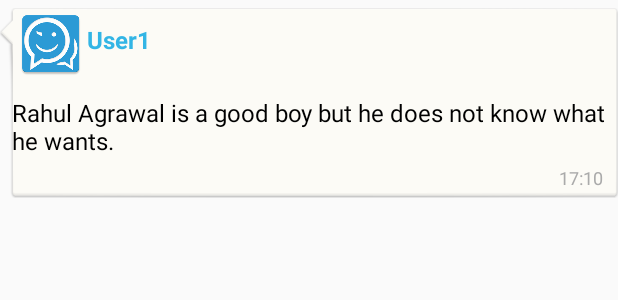
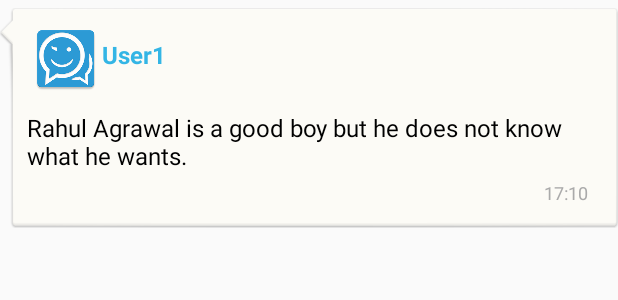
Before and after one commit to ahishek/HChat, an Android app: the layout chat_head_right.xml on its own in the app's theme, with its tools: preview values and no code run, on a phone screen of 412 x 824 dp. Shown: the top 300 px of the screen. Run offline under Robolectric (Android 15) with nearby library versions, the phone set to English and light mode, and no system bars.

Commit message:
UI chages

```diff
--- a/app/src/main/res/layout/chat_head_left.xml
+++ b/app/src/main/res/layout/chat_head_left.xml
@@ -64,7 +64,7 @@
                 android:layout_marginRight="@dimen/spacing_10"
                 android:layout_gravity="end"
                 android:paddingBottom="@dimen/spacing_5"
-                android:paddingRight="@dimen/spacing_5"
+                android:paddingRight="@dimen/spacing_20"
                 tools:text="17:10"
                 android:textColor="@android:color/darker_gray"/>
 
--- a/app/src/main/res/layout/chat_head_right.xml
+++ b/app/src/main/res/layout/chat_head_right.xml
@@ -9,6 +9,7 @@
     <RelativeLayout
         android:layout_width="wrap_content"
         android:layout_height="wrap_content"
+        android:padding="@dimen/spacing_10"
         android:background="@drawable/balloon_incoming_normal">
 
         <LinearLayout
```
